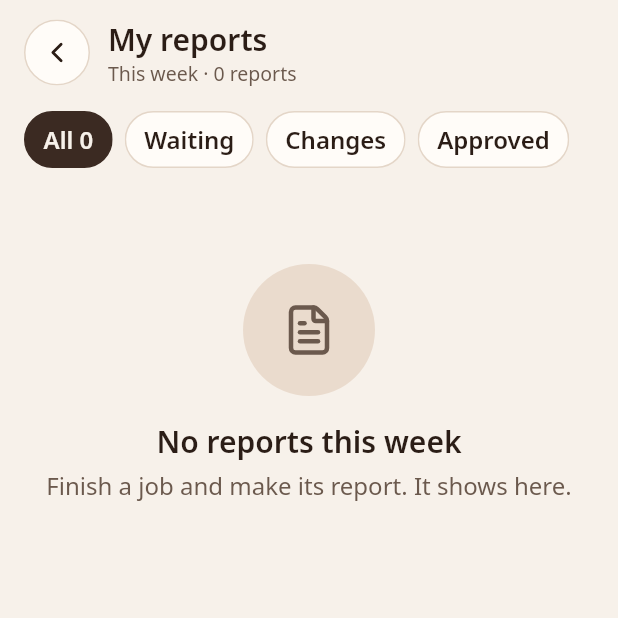
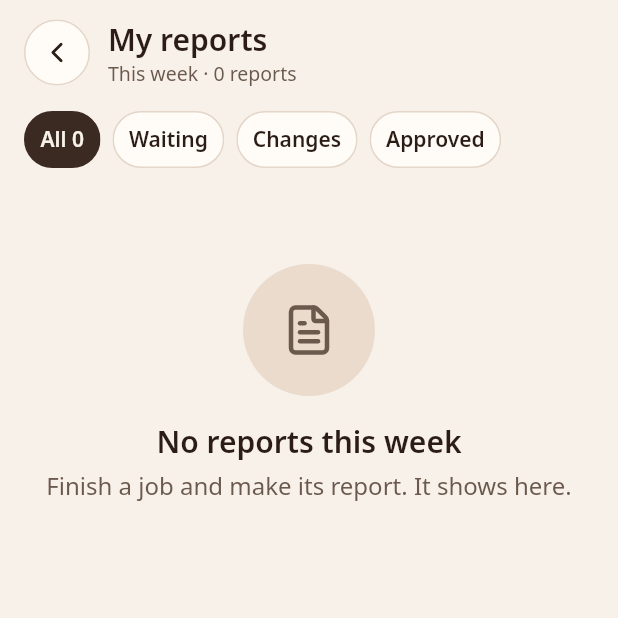
Before and after one commit to navneetdhameliya/kaamnishaan, a Flutter app: the MyReportsScreen screen opened by its route, on a phone screen of 412 x 824 dp, the top half of it. Run offline on Flutter 3.47's test engine with Material 3 defaults, Android fonts, the phone set to English and light mode, and no system bars; drawn by our look-alikes of toastification; our stand-ins replace camera, connectivity_plus, dio, flutter_secure_storage, flutter_svg, flutter_tts and 9 more; missing offline and left inert: record; accounts and stored records are empty; network calls fail; statements that could not run were skipped.

Commit message:
mobile: M30 chips fit one row; '1 note' not '1 notes'
Co-Authored-By: Claude Opus 5.5 <noreply@anthropic.com>
Claude-Session: https://claude.ai/code/session_01JXnbNvKZMRhZ39Z7HJnaeu

```diff
--- a/mobile/lib/UI/screens/jobs_section/job_list_section/custom_widgets/job_list_parts.dart
+++ b/mobile/lib/UI/screens/jobs_section/job_list_section/custom_widgets/job_list_parts.dart
@@ -65,11 +65,20 @@ class JobSearchField extends StatelessWidget {
 
 /// M14 filter chip ("Today 6", "Tomorrow", "Unassigned").
 class JobFilterChip extends StatelessWidget {
-  const JobFilterChip({super.key, required this.label, required this.selected, required this.onTap});
+  const JobFilterChip({
+    super.key,
+    required this.label,
+    required this.selected,
+    required this.onTap,
+    this.dense = false,
+  });
 
   final String label;
   final bool selected;
   final VoidCallback onTap;
+
+  /// Smaller words and sides, so four chips fit on a phone (M30).
+  final bool dense;
 
   @override
   Widget build(BuildContext context) {
@@ -80,13 +89,17 @@ class JobFilterChip extends StatelessWidget {
       borderRadius: radius,
       semanticLabel: label,
       child: Ink(
-        padding: const EdgeInsets.symmetric(horizontal: KnSize.space12, vertical: KnSize.space8),
+        padding: EdgeInsets.symmetric(horizontal: dense ? 10 : KnSize.space12, vertical: KnSize.space8),
         decoration: BoxDecoration(
           color: selected ? kn.actionPrimary : kn.bgSurface,
           borderRadius: radius,
           border: Border.all(color: selected ? kn.actionPrimary : kn.borderDefault),
         ),
-        child: CustomBaseTextWidget(label, style: context.knText.label, color: selected ? kn.textOnAction : kn.textPrimary),
+        child: CustomBaseTextWidget(
+          label,
+          style: dense ? context.knText.labelSm : context.knText.label,
+          color: selected ? kn.textOnAction : kn.textPrimary,
+        ),
       ),
     );
   }
--- a/mobile/lib/UI/screens/me_section/my_reports_section/my_reports_screen.dart
+++ b/mobile/lib/UI/screens/me_section/my_reports_section/my_reports_screen.dart
@@ -63,6 +63,7 @@ class MyReportsScreen extends GetView<MyReportsController> {
                             key: ValueKey('report-filter-${f.name}'),
                             label: controller.filterLabel(f),
                             selected: controller.filter.value == f,
+                            dense: true,
                             onTap: () => controller.onFilterTap(f),
                           ),
                         ],
```
Also changed, not shown: mobile/lib/UI/screens/me_section/waiting_to_send_section/waiting_to_send_controller.dart (+8 -1 lines), shared/i18n/en.json (+5 -2 lines), shared/i18n/es.json (+5 -2 lines), shared/i18n/fr.json (+5 -2 lines), shared/i18n/gu.json (+5 -2 lines), shared/i18n/hi.json (+5 -2 lines), mobile/lib/infrastructure/lang/lang_keys.g.dart, mobile/lib/infrastructure/lang/translations.g.dart, 1 other file.
